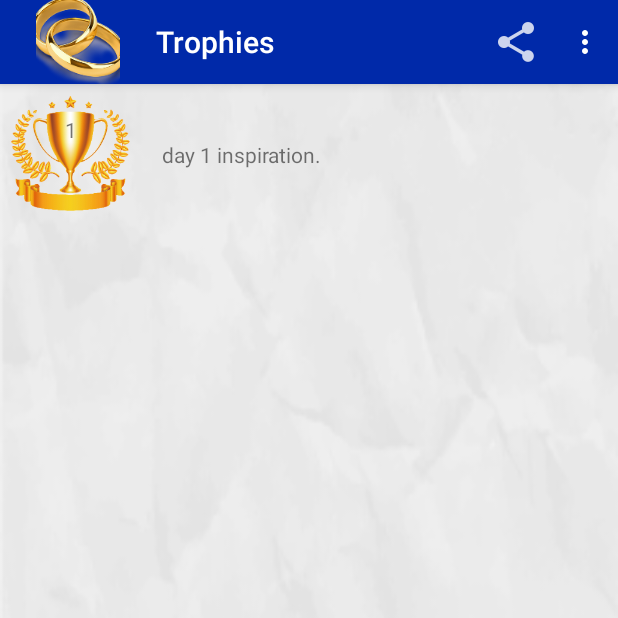
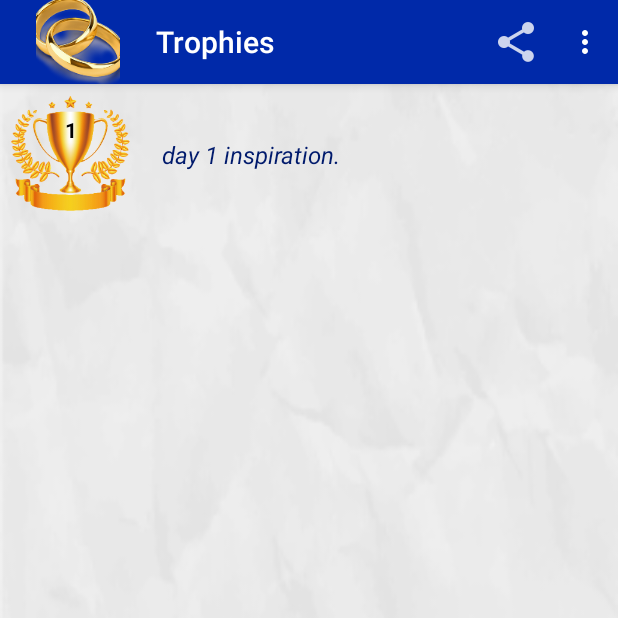
Before and after one commit to Jeffreyoboe1/LoveYourWife, an Android app: the TrophyPage screen opened directly, with no data from a screen before it, on a phone screen of 412 x 824 dp, the top half of it. Run offline under Robolectric (Android 15) with nearby library versions, the phone set to English and light mode, and no system bars; libraries missing offline, so code that uses them is left out: com.google.firebase.dynamiclinks.

Commit message:
Adjusted sizes of text on trophy page.

```diff
--- a/app/src/main/res/layout/my_view_holder.xml
+++ b/app/src/main/res/layout/my_view_holder.xml
@@ -19,6 +19,8 @@
         android:layout_width="wrap_content"
         android:layout_height="wrap_content"
         android:text="1"
+        android:textColor="@android:color/black"
+        android:textStyle="bold"
         app:layout_constraintBottom_toBottomOf="@id/smallTrophy"
         app:layout_constraintLeft_toLeftOf="@id/smallTrophy"
         app:layout_constraintRight_toRightOf="@id/smallTrophy"
@@ -30,6 +32,9 @@
         android:layout_width="0dp"
         android:layout_height="wrap_content"
         android:layout_marginLeft="16dp"
+        android:textColor="@color/colorPrimaryDark"
+        android:textSize="16sp"
+        android:textStyle="italic"
         app:layout_constraintLeft_toRightOf="@+id/smallTrophy"
         app:layout_constraintRight_toRightOf="parent"
         app:layout_constraintTop_toTopOf="parent"
```
